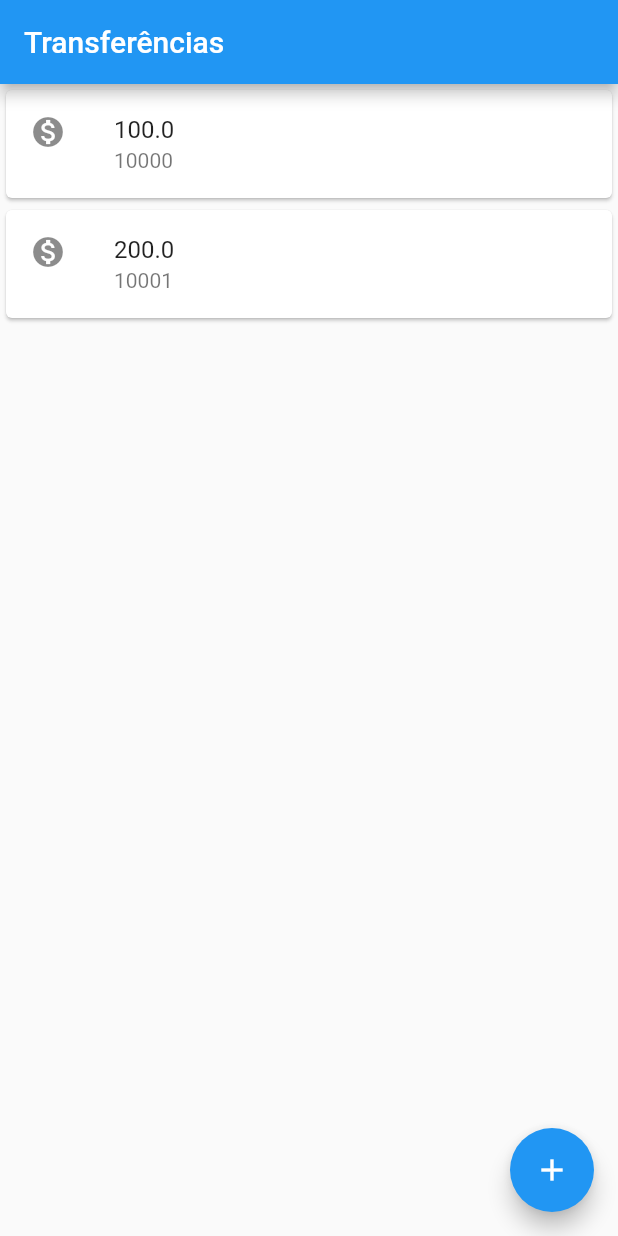
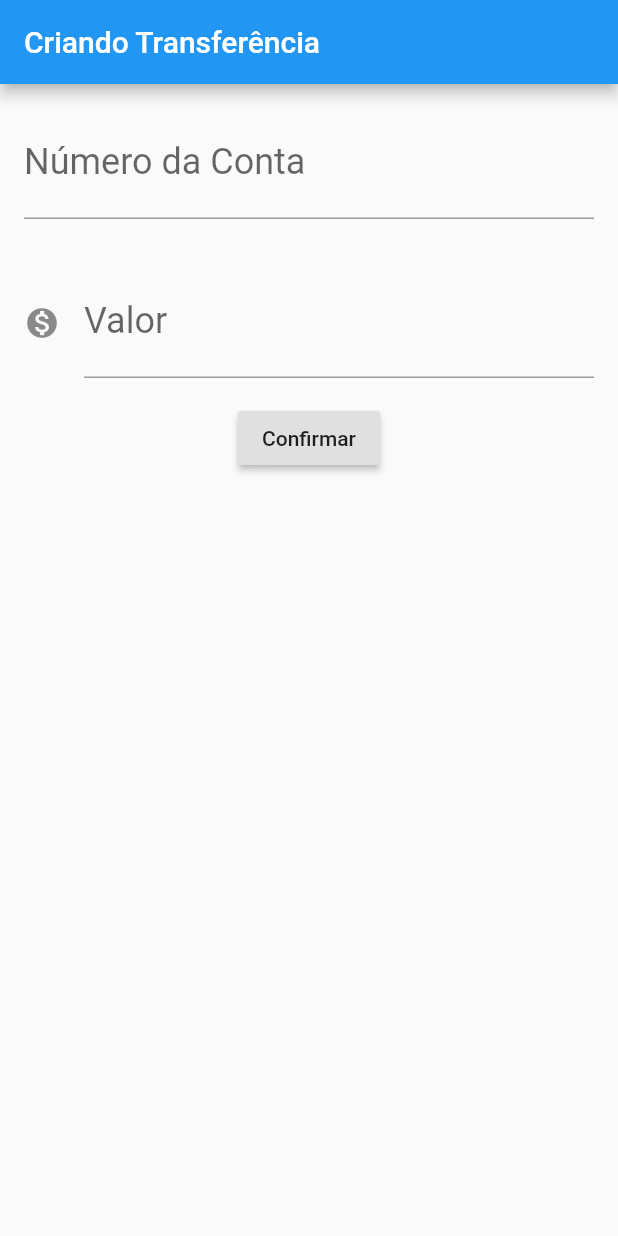
Before and after one commit to tresende/flutter-byte-bank, a Flutter app: the screen it shows after launch, on a phone screen of 412 x 824 dp. Run offline on Flutter 3.47's test engine with Material 2 defaults, Android fonts, the phone set to English and light mode, and no system bars.

Commit message:
criando formulário

```diff
--- a/src/lib/main.dart
+++ b/src/lib/main.dart
@@ -1,26 +1,35 @@
 import 'package:flutter/material.dart';
 
-void main() => runApp(MaterialApp(
+void main() => runApp(ByteBankApp());
+
+class ByteBankApp extends StatelessWidget {
+  @override
+  Widget build(BuildContext context) {
+    return MaterialApp(
       home: Scaffold(
-        body: ListaTransferencia(),
-        appBar: AppBar(
-          title: const Text('Transferências'),
-        ),
-        floatingActionButton: FloatingActionButton(
-          child: Icon(Icons.add),
-        ),
+        body: FormularioReferencia(),
       ),
       debugShowCheckedModeBanner: false,
-    ));
+    );
+  }
+}
 
 class ListaTransferencia extends StatelessWidget {
   @override
   Widget build(BuildContext context) {
-    return Column(
-      children: [
-        ItemTransferencia(Transferencia(100, '10000')),
-        ItemTransferencia(Transferencia(200, '10001')),
-      ],
+    return Scaffold(
+      body: Column(
+        children: [
+          ItemTransferencia(Transferencia(100, '10000')),
+          ItemTransferencia(Transferencia(200, '10001')),
+        ],
+      ),
+      appBar: AppBar(
+        title: const Text('Transferências'),
+      ),
+      floatingActionButton: FloatingActionButton(
+        child: Icon(Icons.add),
+      ),
     );
   }
 }
@@ -47,3 +56,41 @@ class Transferencia {
 
   Transferencia(this.valor, this.numeroConta);
 }
+
+class FormularioReferencia extends StatelessWidget {
+  @override
+  Widget build(BuildContext context) {
+    return Scaffold(
+        appBar: AppBar(
+          title: Text("Criando Transferência"),
+        ),
+        body: Column(
+          children: [
+            Padding(
+                padding: const EdgeInsets.all(16),
+                child: TextField(
+                  keyboardType: TextInputType.number,
+                  style: TextStyle(fontSize: 24.0),
+                  decoration: InputDecoration(
+                      labelText: "Número da Conta", hintText: "0000"),
+                )),
+            Padding(
+                padding: const EdgeInsets.all(16),
+                child: TextField(
+                  keyboardType: TextInputType.number,
+                  style: TextStyle(fontSize: 24.0),
+                  decoration: InputDecoration(
+                      icon: Icon(Icons.monetization_on),
+                      labelText: "Valor",
+                      hintText: "0000"),
+                )),
+            RaisedButton(
+              onPressed: () {
+                debugPrint('Clicou no confirmar');
+              },
+              child: Text("Confirmar"),
+            )
+          ],
+        ));
+  }
+}
```
